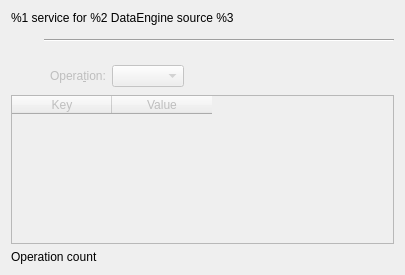
This is engineexplorer/serviceviewer.ui in KDE/plasma-sdk as Qt 5 draws it before an edit. The edited form follows.
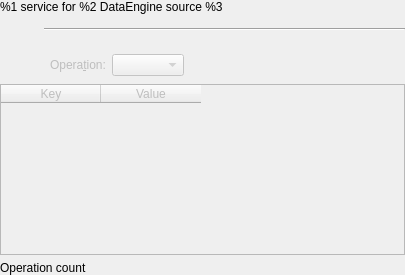
This is the edited form. Custom widgets are drawn as their Qt base class.

Commit message: [engineexplorer] Remove extra margins around UI forms

```diff
--- a/engineexplorer/serviceviewer.ui
+++ b/engineexplorer/serviceviewer.ui
@@ -11,6 +11,18 @@
    </rect>
   </property>
   <layout class="QGridLayout" name="gridLayout">
+   <property name="leftMargin">
+    <number>0</number>
+   </property>
+   <property name="rightMargin">
+    <number>0</number>
+   </property>
+   <property name="topMargin">
+    <number>0</number>
+   </property>
+   <property name="bottomMargin">
+    <number>0</number>
+   </property>
    <item row="4" column="3" rowspan="2">
     <widget class="KComboBox" name="m_operations">
      <property name="enabled">
```
The commit also changes 1 other file.
